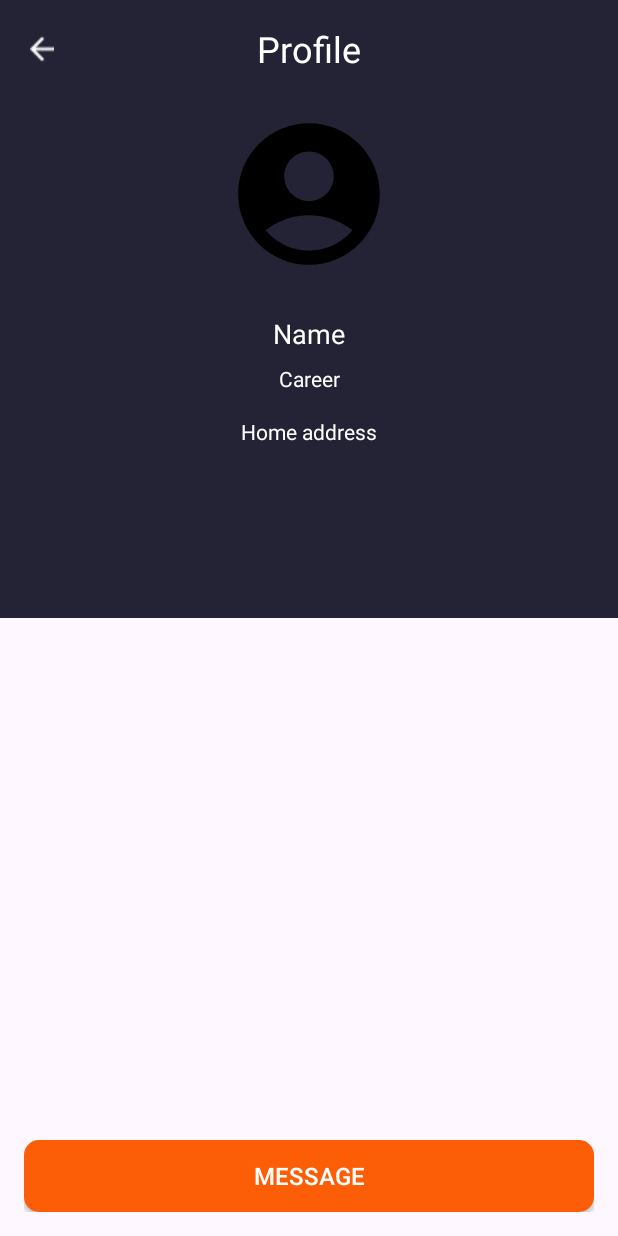
After one commit to neriius/ContactsApp, an Android app: the fragment ContactProfileFragment placed in its activity, on a phone screen of 412 x 824 dp. The commit adds this screen. Run offline under Robolectric (Android 15) with nearby library versions, the phone set to English and light mode, and no system bars; 4 statements that could not run were skipped.

Commit message:
Created navigation to detail view of the contact

```diff
--- a/app/build.gradle
+++ b/app/build.gradle
@@ -2,6 +2,7 @@ plugins {
     id 'com.android.application'
     id 'org.jetbrains.kotlin.android'
 }
+
 
 android {
     namespace 'com.example.contactsapp'
--- a/app/src/main/AndroidManifest.xml
+++ b/app/src/main/AndroidManifest.xml
@@ -17,7 +17,7 @@
         android:theme="@style/Theme.ContactsApp"
         tools:targetApi="31" >
         <activity
-            android:name="activities.SignUpActivity"
+            android:name=".activities.SignUpActivity"
             android:exported="true">
             <intent-filter>
                 <action android:name="android.intent.action.MAIN" />
@@ -29,7 +29,7 @@
                 android:value="" />
         </activity>
 
-       <activity android:name="activities.FragmentsActivity" />
+       <activity android:name=".activities.FragmentsActivity" />
     </application>
 
 </manifest>
--- /dev/null
+++ b/app/src/main/java/com/example/contactsapp/Constants.kt
@@ -0,0 +1,7 @@
+package com.example.contactsapp
+
+interface Constants {
+    companion object{
+        val CONTACT_BUNDLE_KEY:String = "contact";
+    }
+}
--- a/app/src/main/java/activities/FragmentsActivity.kt
+++ b/app/src/main/java/com/example/contactsapp/activities/FragmentsActivity.kt
@@ -1,4 +1,4 @@
-package activities
+package com.example.contactsapp.activities
 
 import androidx.appcompat.app.AppCompatActivity
 import android.os.Bundle
--- a/app/src/main/java/activities/LogInActivity.kt
+++ b/app/src/main/java/com/example/contactsapp/activities/LogInActivity.kt
@@ -1,4 +1,4 @@
-package activities
+package com.example.contactsapp.activities
 
 import android.content.Intent
 import androidx.appcompat.app.AppCompatActivity
--- a/app/src/main/java/com/example/contactsapp/adapters/ContactsAdapter.kt
+++ b/app/src/main/java/com/example/contactsapp/adapters/ContactsAdapter.kt
@@ -2,9 +2,13 @@ package com.example.contactsapp.adapters
 
 import android.view.LayoutInflater
 import android.view.ViewGroup
+import androidx.core.os.bundleOf
 import androidx.fragment.app.activityViewModels
+import androidx.navigation.NavDirections
+import androidx.navigation.findNavController
 import androidx.recyclerview.widget.RecyclerView
 import com.bumptech.glide.Glide
+import com.example.contactsapp.Constants
 import com.example.contactsapp.R
 import com.example.contactsapp.data.ContactData
 import com.example.contactsapp.databinding.ContactItemViewBinding
@@ -24,7 +28,10 @@ class ContactsAdapter(private var contacts: ArrayList<ContactData>?) :
         holder.binding.trashImageBtn.setOnClickListener(){
             contacts!!.removeAt(holder.adapterPosition )
             notifyItemRemoved(holder.adapterPosition )
-            println("Adapter" + holder.adapterPosition)
+        }
+        holder.binding.contactIcon.setOnClickListener(){
+            val bundle = bundleOf(Constants.CONTACT_BUNDLE_KEY to contact)
+            holder.itemView.findNavController().navigate(R.id.action_contactsFragment_to_contactProfileFragment, bundle)
         }
         holder.bind(contact)
     }
--- a/app/src/main/java/com/example/contactsapp/data/ContactData.kt
+++ b/app/src/main/java/com/example/contactsapp/data/ContactData.kt
@@ -1,3 +1,31 @@
 package com.example.contactsapp.data
 
-data class ContactData(val contactIconUrl: String, val contactName: String, val contactCareer: String)
+import android.os.Parcel
+import android.os.Parcelable
+
+data class ContactData(val contactIconUrl: String?, val contactName: String?, val contactCareer: String?) :Parcelable {
+    constructor(parcel: Parcel) : this(
+        parcel.readString(),
+        parcel.readString(),
+        parcel.readString()
+    ) {
+    }
+
+    override fun describeContents(): Int {
+        TODO("Not yet implemented")
+    }
+
+    override fun writeToParcel(dest: Parcel?, flags: Int) {
+        TODO("Not yet implemented")
+    }
+
+    companion object CREATOR : Parcelable.Creator<ContactData> {
+        override fun createFromParcel(parcel: Parcel): ContactData {
+            return ContactData(parcel)
+        }
+
+        override fun newArray(size: Int): Array<ContactData?> {
+            return arrayOfNulls(size)
+        }
+    }
+}
--- a/app/src/main/java/com/example/contactsapp/fragments/AddContactFragment.kt
+++ b/app/src/main/java/com/example/contactsapp/fragments/AddContactFragment.kt
@@ -1,7 +1,6 @@
 package com.example.contactsapp.fragments
 
 import android.app.Activity
-import android.content.Context
 import android.content.Intent
 import android.os.Bundle
 import android.provider.MediaStore
@@ -18,7 +17,6 @@ import com.example.contactsapp.R
 import com.example.contactsapp.data.ContactData
 import com.example.contactsapp.databinding.FragmentAddContactBinding
 import com.example.contactsapp.viewModels.ContactsViewModel
-import java.net.URI
 
 
 class AddContactFragment : Fragment() {
--- /dev/null
+++ b/app/src/main/java/com/example/contactsapp/fragments/ContactProfileFragment.kt
@@ -0,0 +1,51 @@
+package com.example.contactsapp.fragments
+
+import android.os.Bundle
+import android.view.LayoutInflater
+import android.view.View
+import android.view.ViewGroup
+import androidx.fragment.app.Fragment
+import androidx.navigation.findNavController
+import com.bumptech.glide.Glide
+import com.example.contactsapp.Constants
+import com.example.contactsapp.R
+import com.example.contactsapp.data.ContactData
+import com.example.contactsapp.databinding.ActivityFragmentsBinding
+import com.example.contactsapp.databinding.FragmentContactProfileBinding
+
+class ContactProfileFragment() : Fragment() {
+
+    private lateinit var binding: FragmentContactProfileBinding
+
+    override fun onCreateView(
+        inflater: LayoutInflater,
+        container: ViewGroup?,
+        savedInstanceState: Bundle?
+    ): View {
+        binding = FragmentContactProfileBinding.inflate(inflater, container, false)
+        return binding.root
+    }
+
+    override fun onViewCreated(view: View, savedInstanceState: Bundle?) {
+        super.onViewCreated(view, savedInstanceState)
+        val contact = arguments?.get(Constants.CONTACT_BUNDLE_KEY) as ContactData
+        loadImageToContactProfile(contact)
+
+        with(binding) {
+            nameTextView.text = contact.contactName
+            careerTextView.text = contact.contactCareer
+        }
+
+        binding.arrowBackBtn.setOnClickListener(){
+            view.findNavController().navigate(R.id.action_contactProfileFragment_to_contactsFragment)
+        }
+    }
+
+    private fun loadImageToContactProfile(contact: ContactData) {
+        Glide.with(this)
+            .load(contact.contactIconUrl)
+            .error(R.drawable.default_contact_icon)
+            .circleCrop()
+            .into(binding.profileImage)
+    }
+}
--- /dev/null
+++ b/app/src/main/res/drawable/login_btn_bg.xml
@@ -0,0 +1,7 @@
+<?xml version="1.0" encoding="utf-8"?>
+<shape xmlns:android="http://schemas.android.com/apk/res/android"
+    android:shape="rectangle">
+
+    <stroke android:width="5px" android:color="#FB5E06" />
+
+</shape>
--- a/app/src/main/res/layout/activity_fragments.xml
+++ b/app/src/main/res/layout/activity_fragments.xml
@@ -4,7 +4,7 @@
     xmlns:tools="http://schemas.android.com/tools"
     android:layout_width="match_parent"
     android:layout_height="match_parent"
-    tools:context="activities.FragmentsActivity">
+    tools:context=".activities.FragmentsActivity">
 
     <androidx.fragment.app.FragmentContainerView
         android:id="@+id/nav_host_fragment"
--- a/app/src/main/res/layout/activity_sign_up.xml
+++ b/app/src/main/res/layout/activity_sign_up.xml
@@ -93,11 +93,11 @@
         app:layout_constraintTop_toTopOf="@id/remember_me_check_box" />
 
 
-    <Button
+    <androidx.appcompat.widget.AppCompatButton
         android:id="@+id/login_btn"
         android:layout_width="match_parent"
         android:layout_height="wrap_content"
-        android:background="@drawable/circle_corners_bg"
+        android:background="@drawable/login_btn_bg"
         android:text="@string/login"
         android:textSize="16sp"
         app:layout_constraintBottom_toTopOf="@id/sign_up_and_account_layout"
--- /dev/null
+++ b/app/src/main/res/layout/fragment_contact_profile.xml
@@ -0,0 +1,112 @@
+<?xml version="1.0" encoding="utf-8"?>
+<androidx.constraintlayout.widget.ConstraintLayout xmlns:android="http://schemas.android.com/apk/res/android"
+    android:layout_width="match_parent"
+    android:layout_height="match_parent"
+    xmlns:app="http://schemas.android.com/apk/res-auto">
+
+
+    <androidx.constraintlayout.widget.ConstraintLayout
+        app:layout_constraintBottom_toTopOf="@id/divideScreenGuideLine"
+        app:layout_constraintEnd_toEndOf="parent"
+        app:layout_constraintStart_toStartOf="parent"
+        app:layout_constraintTop_toTopOf="parent"
+        android:layout_width="match_parent"
+        android:layout_height="0dp"
+        android:background="@color/dark_blue"
+        android:padding="@dimen/defaultLayoutSpace">
+
+        <ImageButton
+            android:id="@+id/arrow_back_btn"
+            style="@style/Widget.AppCompat.Button.Borderless"
+            app:layout_constraintBottom_toBottomOf="@id/profile_text_view"
+            app:layout_constraintStart_toStartOf="parent"
+            app:layout_constraintTop_toTopOf="@id/profile_text_view"
+            android:layout_width="@dimen/arrow_back_size"
+            android:layout_height="@dimen/arrow_back_size"
+            android:src="@drawable/arrow_back_24px" />
+
+
+        <androidx.appcompat.widget.AppCompatTextView
+            android:id="@+id/profile_text_view"
+            app:layout_constraintEnd_toEndOf="parent"
+            app:layout_constraintStart_toStartOf="parent"
+            app:layout_constraintTop_toTopOf="parent"
+            android:layout_width="wrap_content"
+            android:layout_height="wrap_content"
+            android:text="@string/profile"
+            android:textSize="@dimen/settingsTextSize" />
+
+        <androidx.appcompat.widget.AppCompatImageView
+            android:id="@+id/profile_image"
+            app:layout_constraintEnd_toEndOf="parent"
+            app:layout_constraintStart_toStartOf="parent"
+            app:layout_constraintTop_toBottomOf="@id/profile_text_view"
+            android:layout_width="@dimen/profileImageSize"
+            android:layout_height="@dimen/profileImageSize"
+            android:layout_marginTop="@dimen/profile_icon_margin_top"
+            android:src="@drawable/default_contact_icon" />
+
+        <androidx.appcompat.widget.AppCompatTextView
+            android:id="@+id/name_text_view"
+            app:layout_constraintEnd_toEndOf="parent"
+            app:layout_constraintStart_toStartOf="parent"
+            app:layout_constraintTop_toBottomOf="@id/profile_image"
+            android:layout_width="wrap_content"
+            android:layout_height="wrap_content"
+            android:layout_marginTop="@dimen/name_view_margin_top"
+            android:text="@string/full_name"
+            android:textSize="@dimen/nameTextSize" />
+
+        <androidx.appcompat.widget.AppCompatTextView
+            android:id="@+id/career_text_view"
+            app:layout_constraintEnd_toEndOf="parent"
+            app:layout_constraintStart_toStartOf="parent"
+            app:layout_constraintTop_toBottomOf="@id/name_text_view"
+            android:layout_width="wrap_content"
+            android:layout_height="wrap_content"
+            android:layout_marginTop="@dimen/career_margin_top"
+            android:text="@string/career"
+            android:textSize="@dimen/careerTextSize" />
+
+        <androidx.appcompat.widget.AppCompatTextView
+            android:id="@+id/home_address_text_view"
+            app:layout_constraintEnd_toEndOf="parent"
+            app:layout_constraintStart_toStartOf="parent"
+            app:layout_constraintTop_toBottomOf="@id/career_text_view"
+            android:layout_width="wrap_content"
+            android:layout_height="wrap_content"
+            android:layout_marginTop="@dimen/home_address_margin_top"
+            android:text="@string/home_address"
+            android:textSize="@dimen/homeAddressTextSize" />
+
+    </androidx.constraintlayout.widget.ConstraintLayout>
+
+    <androidx.constraintlayout.widget.Guideline
+        android:id="@+id/divideScreenGuideLine"
+        app:layout_constraintGuide_percent="0.50"
+        android:layout_width="wrap_content"
+        android:layout_height="wrap_content"
+        android:orientation="horizontal" />
+
+    <androidx.constraintlayout.widget.ConstraintLayout
+        app:layout_constraintBottom_toBottomOf="parent"
+        app:layout_constraintEnd_toEndOf="parent"
+        app:layout_constraintStart_toStartOf="parent"
+        app:layout_constraintTop_toBottomOf="@id/divideScreenGuideLine"
+        android:layout_width="match_parent"
+        android:layout_height="0dp"
+        android:padding="@dimen/defaultLayoutSpace">
+
+        <androidx.appcompat.widget.AppCompatButton
+            android:id="@+id/message_contacts_btn"
+            app:layout_constraintBottom_toBottomOf="parent"
+            android:layout_width="match_parent"
+            android:layout_height="wrap_content"
+
+            android:background="@drawable/view_my_contacts_shape"
+            android:text="@string/message"
+            android:textSize="@dimen/view_my_contacts_text_size" />
+
+    </androidx.constraintlayout.widget.ConstraintLayout>
+
+</androidx.constraintlayout.widget.ConstraintLayout>
--- a/app/src/main/res/navigation/nav_graph.xml
+++ b/app/src/main/res/navigation/nav_graph.xml
@@ -36,6 +36,9 @@
         <action
             android:id="@+id/action_contactsFragment_to_addContactFragment"
             app:destination="@id/addContactFragment" />
+        <action
+            android:id="@+id/action_contactsFragment_to_contactProfileFragment"
+            app:destination="@id/contactProfileFragment" />
     </fragment>
     <fragment
         android:id="@+id/addContactFragment"
@@ -45,4 +48,15 @@
             android:id="@+id/action_addContactFragment_to_contactsFragment"
             app:destination="@id/contactsFragment" />
     </fragment>
+    <fragment
+        android:id="@+id/contactProfileFragment"
+        android:name="com.example.contactsapp.fragments.ContactProfileFragment"
+        android:label="ContactProfileFragment" >
+        <action
+            android:id="@+id/action_contactProfileFragment_to_contactsFragment"
+            app:destination="@id/contactsFragment" />
+        <argument
+            android:name="contact"
+            app:argType="com.example.contactsapp.data.ContactData" />
+    </fragment>
 </navigation>
--- /dev/null
+++ b/app/src/main/res/values/contact_profile_strings.xml
@@ -0,0 +1,6 @@
+<?xml version="1.0" encoding="utf-8"?>
+<resources>
+
+    <string name="message">MESSAGE</string>
+    <string name="profile">Profile</string>
+</resources>
```
